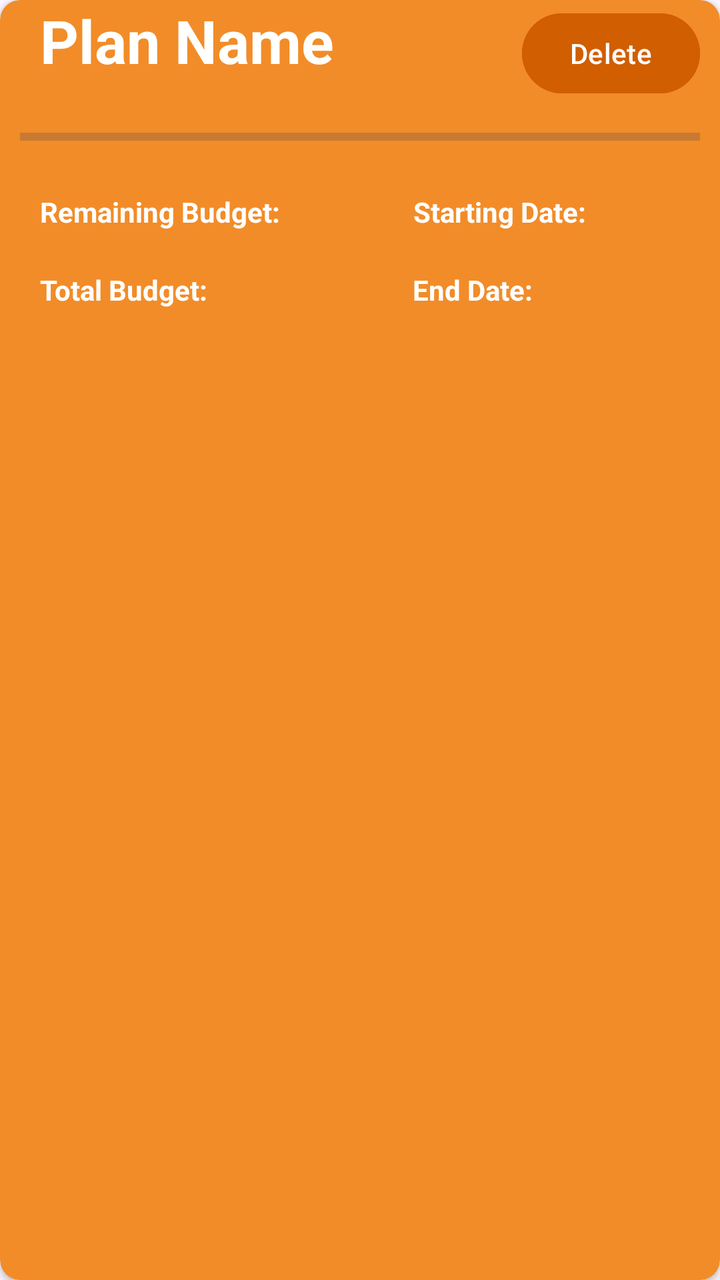
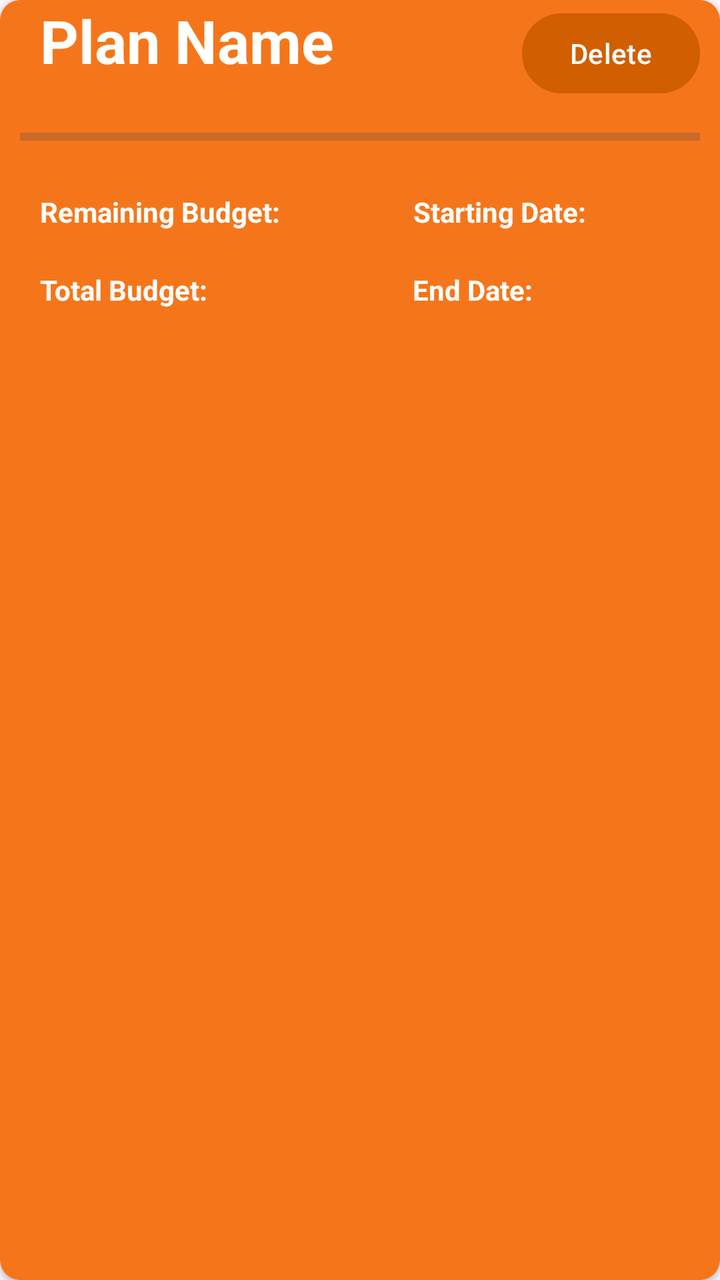

The first picture is an Android layout as it rendered before a commit; the second is the same layout after the commit. The layout source and the unified diff follow.
<!-- AndroidManifest.xml: application theme Theme.TripTab -->
<!-- res/layout/item_plan.xml -->
<?xml version="1.0" encoding="utf-8"?>
<androidx.cardview.widget.CardView xmlns:android="http://schemas.android.com/apk/res/android"
    android:layout_width="match_parent"
    android:layout_height="wrap_content"
    xmlns:app="http://schemas.android.com/apk/res-auto"
    android:layout_marginEnd="10dp"
    app:cardBackgroundColor="#F28C28"
    app:cardCornerRadius="10dp"
    android:layout_marginBottom="15dp">

    <LinearLayout
        android:layout_width="match_parent"
        android:layout_height="wrap_content"
        android:paddingHorizontal="10dp"
        android:orientation="vertical">

    <LinearLayout
        android:layout_width="match_parent"
        android:layout_height="wrap_content"
        android:orientation="horizontal">

        <TextView
            android:id="@+id/tvPlanName"
            android:layout_width="wrap_content"
            android:layout_height="wrap_content"
            android:paddingHorizontal="10dp"
            android:text="Plan Name"
            android:textSize="30dp"
            android:textStyle="bold"
            android:textColor="@color/white"
            android:layout_weight="1"
            android:layout_marginBottom="20dp"/>

        <Button
            android:id="@+id/btnDeletePlan"
            android:layout_width="wrap_content"
            android:layout_height="wrap_content"
            android:backgroundTint="#D15E00"
            android:text="Delete"/>

    </LinearLayout>



        <ProgressBar
            android:id="@+id/pbBudget"
            style="?android:attr/progressBarStyleHorizontal"
            android:layout_width="match_parent"
            android:layout_height="wrap_content"
            android:max="100"
            android:progress="0"
            android:progressTint="@color/white"
            android:layout_marginBottom="20dp"/>

        <LinearLayout
            android:layout_width="match_parent"
            android:layout_height="wrap_content"
            android:orientation="horizontal">

            <TextView
                android:id="@+id/tvRemainingBudget"
                android:layout_width="wrap_content"
                android:layout_height="wrap_content"
                android:paddingHorizontal="10dp"
                android:layout_weight=".5"
                android:text="Remaining Budget:"
                android:textStyle="bold"
                android:textColor="@color/white"
                android:layout_marginBottom="20dp"/>

            <TextView
                android:id="@+id/tvStartingDate"
                android:layout_width="wrap_content"
                android:layout_height="wrap_content"
                android:paddingHorizontal="10dp"
                android:layout_weight=".5"
                android:text="Starting Date:"
                android:textStyle="bold"
                android:textColor="@color/white"
                android:layout_marginBottom="20dp"/>

        </LinearLayout>

        <LinearLayout
            android:layout_width="match_parent"
            android:layout_height="wrap_content"
            android:orientation="horizontal">

            <TextView
                android:id="@+id/tvTotalBudget"
                android:layout_width="wrap_content"
                android:layout_height="wrap_content"
                android:layout_marginBottom="20dp"
                android:layout_marginEnd="9dp"
                android:layout_weight=".5"
                android:paddingHorizontal="10dp"
                android:text="Total Budget:"
                android:textColor="@color/white"
                android:textStyle="bold" />

            <TextView
                android:id="@+id/tvEndDate"
                android:layout_width="wrap_content"
                android:layout_height="wrap_content"
                android:paddingHorizontal="10dp"
                android:layout_weight=".5"
                android:text="End Date:"
                android:textStyle="bold"
                android:textColor="@color/white"
                android:layout_marginBottom="20dp"/>

        </LinearLayout>

    </LinearLayout>

</androidx.cardview.widget.CardView>
<!-- resources referenced by this layout -->
<resources>
  <color name="white">#FFFFFFFF</color>
  <style name="Theme.TripTab" parent="Base.Theme.TripTab" />
  <style name="Base.Theme.TripTab" parent="Theme.Material3.DayNight.NoActionBar">
          
          
      </style>
</resources>

<!-- the commit's change to res/layout/item_plan.xml (unified diff, before → after) -->
@@ -1,12 +1,12 @@
 <?xml version="1.0" encoding="utf-8"?>
 <androidx.cardview.widget.CardView xmlns:android="http://schemas.android.com/apk/res/android"
-    android:layout_width="match_parent"
+    android:layout_width="400dp"
     android:layout_height="wrap_content"
     xmlns:app="http://schemas.android.com/apk/res-auto"
-    android:layout_marginEnd="10dp"
-    app:cardBackgroundColor="#F28C28"
-    app:cardCornerRadius="10dp"
-    android:layout_marginBottom="15dp">
+    android:layout_marginHorizontal="5dp"
+    android:layout_marginBottom="15dp"
+    app:cardBackgroundColor="#F5761A"
+    app:cardCornerRadius="10dp">
 
     <LinearLayout
         android:layout_width="match_parent"
